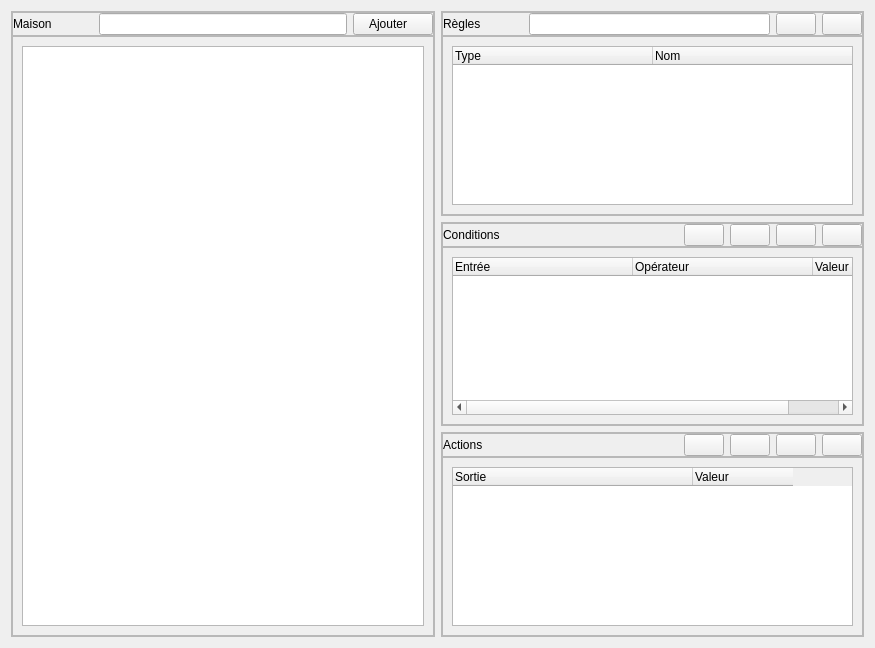
First picture: the form in data/FormRules.ui, repository calaos/calaos_installer, before the edit.
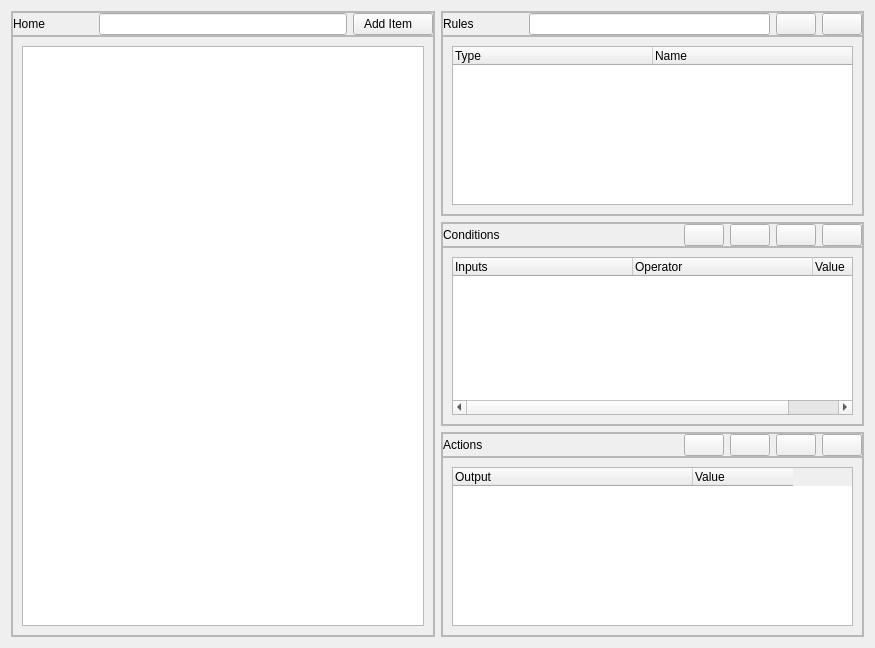
Second picture: the form after the edit. Icons and pictures are not drawn. Custom widgets are drawn as their Qt base class.

```diff
--- a/data/FormRules.ui
+++ b/data/FormRules.ui
@@ -149,7 +149,7 @@
                </size>
               </property>
               <property name="text">
-               <string>Maison</string>
+               <string>Home</string>
               </property>
               <property name="class" stdset="0">
                <string>FrameTitle</string>
@@ -175,7 +175,7 @@
                </sizepolicy>
               </property>
               <property name="text">
-               <string>Ajouter   </string>
+               <string>Add Item   </string>
               </property>
               <property name="icon">
                <iconset resource="resources.qrc">
@@ -318,7 +318,7 @@
                </size>
               </property>
               <property name="text">
-               <string>Règles</string>
+               <string>Rules</string>
               </property>
               <property name="class" stdset="0">
                <string>FrameTitle</string>
@@ -432,7 +432,7 @@
               </column>
               <column>
                <property name="text">
-                <string>Nom</string>
+                <string>Name</string>
                </property>
               </column>
              </widget>
@@ -624,17 +624,17 @@
               </attribute>
               <column>
                <property name="text">
-                <string notr="true">Entrée</string>
+                <string notr="true">Inputs</string>
                </property>
               </column>
               <column>
                <property name="text">
-                <string>Opérateur</string>
+                <string>Operator</string>
                </property>
               </column>
               <column>
                <property name="text">
-                <string>Valeur</string>
+                <string>Value</string>
                </property>
               </column>
              </widget>
@@ -826,12 +826,12 @@
               </attribute>
               <column>
                <property name="text">
-                <string notr="true">Sortie</string>
+                <string notr="true">Output</string>
                </property>
               </column>
               <column>
                <property name="text">
-                <string>Valeur</string>
+                <string>Value</string>
                </property>
               </column>
              </widget>
```
Left out of the diff: 110 changed lines with no effect on the pictures.
